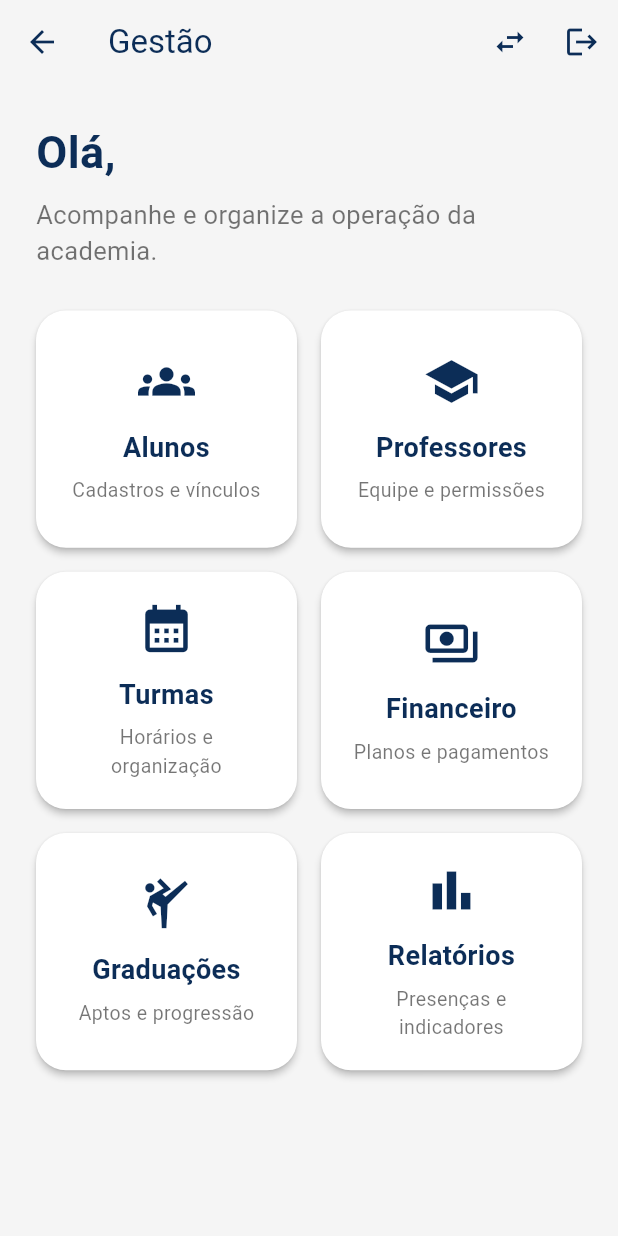
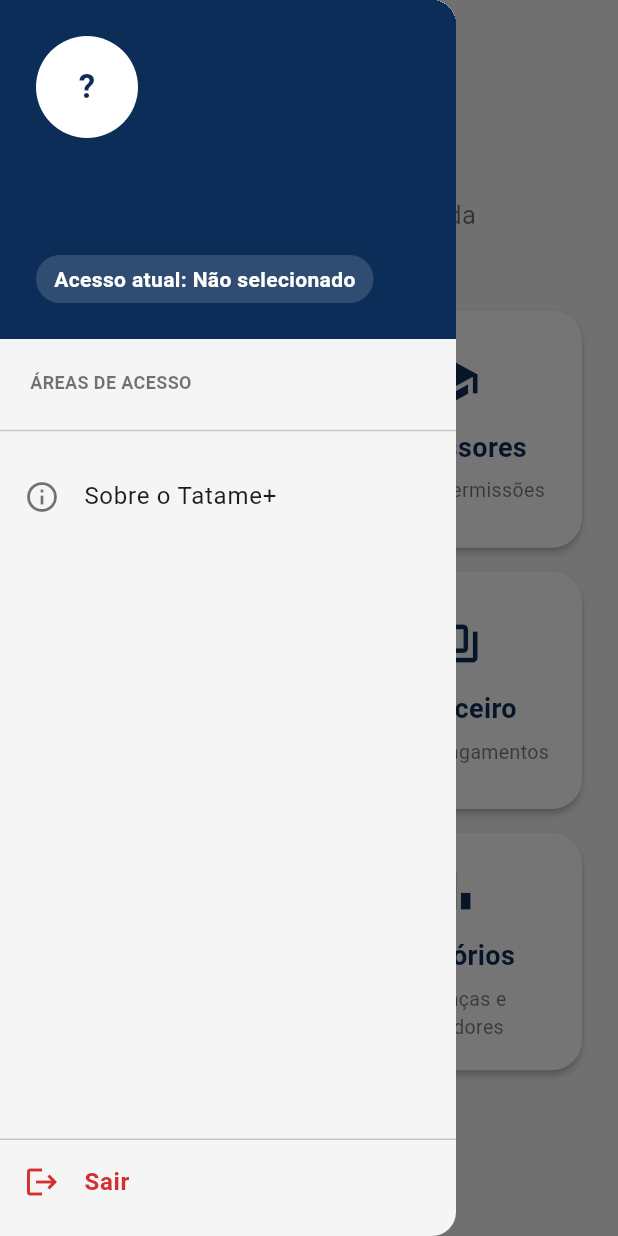
Before and after one commit to Carvalhoap/tatame-plus, a Flutter app: the AdminHomeScreen screen opened directly, with the side drawer open (before the commit the screen has no drawer), on a phone screen of 412 x 824 dp. Run offline on Flutter 3.47's test engine with Material 3 defaults, Android fonts, the phone set to English and light mode, and no system bars; our stand-ins replace qr_flutter; accounts and stored records are empty.

Commit message:
feat(navigation): add shared user context drawer

```diff
--- /dev/null
+++ b/lib/core/widgets/app_drawer.dart
@@ -0,0 +1,238 @@
+import 'package:flutter/material.dart';
+import 'package:provider/provider.dart';
+
+import '../../features/auth/services/session_service.dart';
+import '../enums/user_role.dart';
+import '../theme/app_colors.dart';
+
+class AppDrawer extends StatelessWidget {
+  const AppDrawer({super.key});
+
+  @override
+  Widget build(BuildContext context) {
+    final session = context.watch<SessionService>();
+    final user = session.currentUser;
+    final activeRole = session.activeRole;
+
+    if (user == null) {
+      return const SizedBox.shrink();
+    }
+
+    return Drawer(
+      backgroundColor: AppColors.background,
+      child: SafeArea(
+        child: Column(
+          children: [
+            Container(
+              width: double.infinity,
+              padding: const EdgeInsets.all(24),
+              color: AppColors.brandPrimary,
+              child: Column(
+                crossAxisAlignment: CrossAxisAlignment.start,
+                children: [
+                  CircleAvatar(
+                    radius: 34,
+                    backgroundColor: AppColors.white,
+                    child: Text(
+                      _initials(user.name),
+                      style: const TextStyle(
+                        color: AppColors.brandPrimary,
+                        fontSize: 22,
+                        fontWeight: FontWeight.bold,
+                      ),
+                    ),
+                  ),
+                  const SizedBox(height: 14),
+                  Text(
+                    user.name,
+                    style: const TextStyle(
+                      color: AppColors.white,
+                      fontSize: 20,
+                      fontWeight: FontWeight.bold,
+                    ),
+                  ),
+                  const SizedBox(height: 4),
+                  Text(
+                    user.email,
+                    style: const TextStyle(
+                      color: Colors.white70,
+                      fontSize: 13,
+                    ),
+                  ),
+                  const SizedBox(height: 12),
+                  Container(
+                    padding: const EdgeInsets.symmetric(
+                      horizontal: 12,
+                      vertical: 6,
+                    ),
+                    decoration: BoxDecoration(
+                      color: Colors.white.withOpacity(0.15),
+                      borderRadius: BorderRadius.circular(20),
+                    ),
+                    child: Text(
+                      'Acesso atual: ${_roleTitle(activeRole)}',
+                      style: const TextStyle(
+                        color: AppColors.white,
+                        fontWeight: FontWeight.w600,
+                      ),
+                    ),
+                  ),
+                ],
+              ),
+            ),
+
+            Expanded(
+              child: ListView(
+                padding: const EdgeInsets.symmetric(vertical: 12),
+                children: [
+                  const Padding(
+                    padding: EdgeInsets.fromLTRB(20, 8, 20, 8),
+                    child: Text(
+                      'ÁREAS DE ACESSO',
+                      style: TextStyle(
+                        color: AppColors.grey,
+                        fontSize: 12,
+                        fontWeight: FontWeight.bold,
+                      ),
+                    ),
+                  ),
+
+                  ...user.roles.map(
+                    (role) => ListTile(
+                      selected: activeRole == role,
+                      selectedTileColor:
+                          AppColors.brandPrimary.withOpacity(0.08),
+                      leading: Icon(
+                        _roleIcon(role),
+                        color: activeRole == role
+                            ? AppColors.brandPrimary
+                            : AppColors.grey,
+                      ),
+                      title: Text(
+                        _roleTitle(role),
+                        style: TextStyle(
+                          fontWeight: activeRole == role
+                              ? FontWeight.bold
+                              : FontWeight.normal,
+                          color: activeRole == role
+                              ? AppColors.brandPrimary
+                              : null,
+                        ),
+                      ),
+                      trailing: activeRole == role
+                          ? const Icon(
+                              Icons.check_circle,
+                              color: AppColors.success,
+                            )
+                          : null,
+                      onTap: () {
+                        Navigator.pop(context);
+
+                        if (activeRole != role) {
+                          session.changeActiveRole(role);
+                        }
+                      },
+                    ),
+                  ),
+
+                  const Divider(height: 32),
+
+                  ListTile(
+                    leading: const Icon(
+                      Icons.info_outline,
+                      color: AppColors.grey,
+                    ),
+                    title: const Text('Sobre o Tatame+'),
+                    onTap: () {
+                      Navigator.pop(context);
+                      Navigator.pushNamed(context, '/about');
+                    },
+                  ),
+                ],
+              ),
+            ),
+
+            const Divider(height: 1),
+
+            ListTile(
+              leading: const Icon(
+                Icons.logout,
+                color: AppColors.gracieRed,
+              ),
+              title: const Text(
+                'Sair',
+                style: TextStyle(
+                  color: AppColors.gracieRed,
+                  fontWeight: FontWeight.bold,
+                ),
+              ),
+              onTap: () {
+                Navigator.pop(context);
+                session.endSession();
+              },
+            ),
+
+            const SizedBox(height: 8),
+          ],
+        ),
+      ),
+    );
+  }
+
+  static String _initials(String name) {
+    final parts = name
+        .trim()
+        .split(RegExp(r'\s+'))
+        .where((part) => part.isNotEmpty)
+        .toList();
+
+    if (parts.isEmpty) {
+      return '?';
+    }
+
+    if (parts.length == 1) {
+      return parts.first.substring(0, 1).toUpperCase();
+    }
+
+    return '${parts.first[0]}${parts.last[0]}'.toUpperCase();
+  }
+
+  static String _roleTitle(UserRole? role) {
+    switch (role) {
+      case UserRole.admin:
+        return 'Gestão — Administrador';
+
+      case UserRole.partner:
+        return 'Gestão — Sócio';
+
+      case UserRole.teacher:
+        return 'Professor';
+
+      case UserRole.student:
+        return 'Meu Dojo';
+
+      case UserRole.guardian:
+        return 'Responsável';
+
+      case null:
+        return 'Não selecionado';
+    }
+  }
+
+  static IconData _roleIcon(UserRole role) {
+    switch (role) {
+      case UserRole.admin:
+      case UserRole.partner:
+        return Icons.business;
+
+      case UserRole.teacher:
+        return Icons.school;
+
+      case UserRole.student:
+        return Icons.sports_martial_arts;
+
+      case UserRole.guardian:
+        return Icons.family_restroom;
+    }
+  }
+}
--- a/lib/features/admin/screens/admin_home_screen.dart
+++ b/lib/features/admin/screens/admin_home_screen.dart
@@ -2,6 +2,7 @@ import 'package:flutter/material.dart';
 import 'package:provider/provider.dart';
 
 import '../../../core/theme/app_colors.dart';
+import '../../../core/widgets/app_drawer.dart';
 import '../../auth/services/session_service.dart';
 
 class AdminHomeScreen extends StatelessWidget {
@@ -14,22 +15,12 @@ class AdminHomeScreen extends StatelessWidget {
 
     return Scaffold(
       backgroundColor: AppColors.background,
+      drawer: const AppDrawer(),
       appBar: AppBar(
         title: const Text('Gestão'),
         backgroundColor: AppColors.background,
         foregroundColor: AppColors.brandPrimary,
-        actions: [
-          IconButton(
-            tooltip: 'Trocar perfil',
-            onPressed: session.clearActiveRole,
-            icon: const Icon(Icons.swap_horiz),
-          ),
-          IconButton(
-            tooltip: 'Sair',
-            onPressed: session.endSession,
-            icon: const Icon(Icons.logout),
-          ),
-        ],
+        elevation: 0,
       ),
       body: SingleChildScrollView(
         padding: const EdgeInsets.all(24),
--- a/lib/features/student/student_home_screen.dart
+++ b/lib/features/student/student_home_screen.dart
@@ -8,6 +8,7 @@ import '../mascot/widgets/mascot_card.dart';
 import '../../core/widgets/graduation_belt_widget.dart';
 import '../graduation/data/mock/student_graduation_progress_mock.dart';
 import '../graduation/models/belt_color.dart';
+import '../../core/widgets/app_drawer.dart';
 
 class StudentHomeScreen extends StatelessWidget {
   const StudentHomeScreen({super.key});
@@ -20,6 +21,7 @@ class StudentHomeScreen extends StatelessWidget {
 
     return Scaffold(
       backgroundColor: AppColors.background,
+      drawer: const AppDrawer(),
       appBar: AppBar(
         title: const Text('Minha Jornada'),
         backgroundColor: AppColors.background,
--- a/lib/features/teacher/teacher_home_screen.dart
+++ b/lib/features/teacher/teacher_home_screen.dart
@@ -2,6 +2,7 @@ import 'package:flutter/material.dart';
 
 import '../../core/theme/app_colors.dart';
 import 'screens/teacher_check_in_screen.dart';
+import '../../core/widgets/app_drawer.dart';
 
 class TeacherHomeScreen extends StatelessWidget {
   const TeacherHomeScreen({super.key});
@@ -10,6 +11,7 @@ class TeacherHomeScreen extends StatelessWidget {
   Widget build(BuildContext context) {
     return Scaffold(
       backgroundColor: AppColors.background,
+      drawer: const AppDrawer(),
       appBar: AppBar(
         title: const Text('Painel do Professor'),
         backgroundColor: AppColors.background,
```
